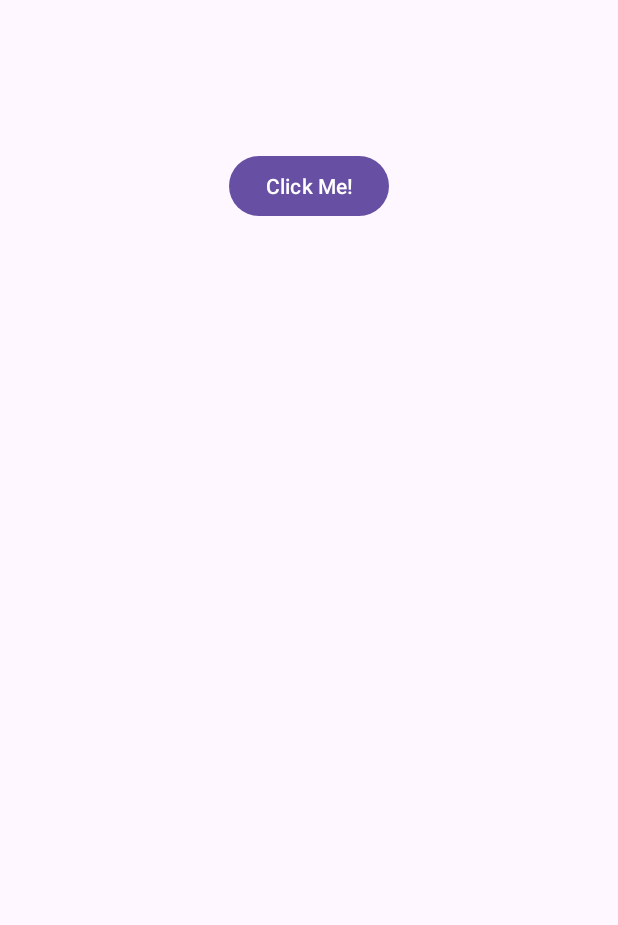
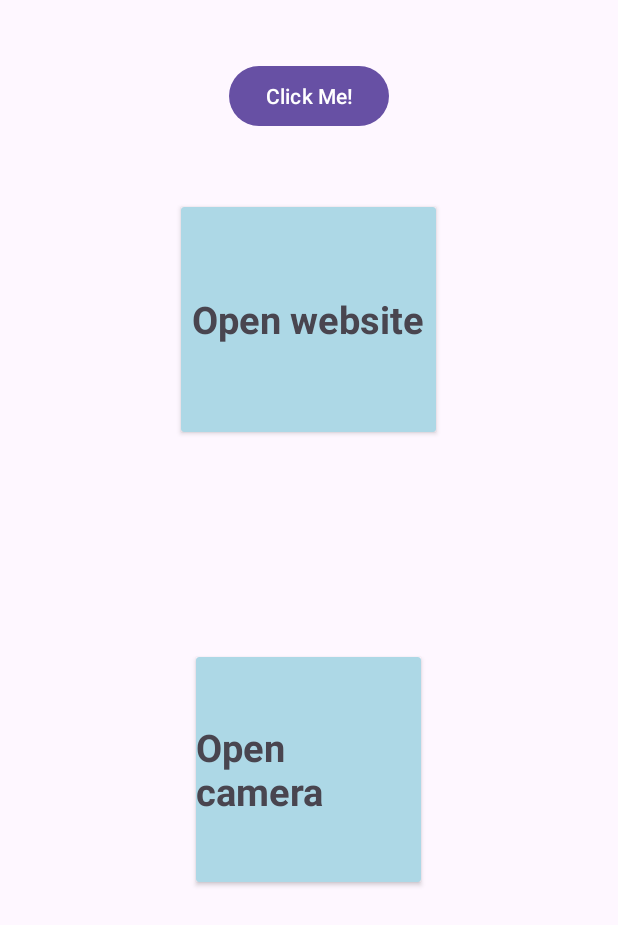
Before and after one commit to Fun6789/ProjectLearning, an Android app: the screen it shows after launch (MainActivity), on a phone screen of 412 x 824 dp. Shown: the top 925 px of the screen. Run offline under Robolectric (Android 15) with nearby library versions, the phone set to English and light mode, and no system bars.

Commit message:
Adding Implict Intent.

```diff
--- a/app/src/main/java/com/example/implictorexplictintent/MainActivity.kt
+++ b/app/src/main/java/com/example/implictorexplictintent/MainActivity.kt
@@ -1,10 +1,13 @@
 package com.example.implictorexplictintent
 
 import android.content.Intent
+import android.net.Uri
 import android.os.Bundle
+import android.provider.MediaStore
 import android.widget.Button
 import androidx.activity.enableEdgeToEdge
 import androidx.appcompat.app.AppCompatActivity
+import androidx.cardview.widget.CardView
 import androidx.core.view.ViewCompat
 import androidx.core.view.WindowInsetsCompat
 
@@ -14,8 +17,19 @@ class MainActivity : AppCompatActivity() {
         enableEdgeToEdge()
         setContentView(R.layout.activity_main)
         val button= findViewById<Button>(R.id.button)
+        val webButton= findViewById<CardView>(R.id.website)
+        val camera = findViewById<CardView>(R.id.camera)
         button.setOnClickListener {
-            intent= Intent(applicationContext,SecondActivity::class.java)
+         intent= Intent(applicationContext,SecondActivity::class.java)
+            startActivity(intent)
+        }
+        webButton.setOnClickListener {
+            val intent= Intent(Intent.ACTION_VIEW)
+            intent.data= Uri.parse("https://github.com/Fun6789")
+            startActivity(intent)
+        }
+        camera.setOnClickListener {
+            val intent= Intent(MediaStore.ACTION_IMAGE_CAPTURE)
             startActivity(intent)
         }
     }
--- a/app/src/main/res/layout/activity_main.xml
+++ b/app/src/main/res/layout/activity_main.xml
@@ -15,6 +15,44 @@
         android:layout_width="wrap_content"
         android:layout_height="wrap_content"
         android:text="Click Me!"
+        android:layout_marginTop="40dp"
+        android:layout_gravity="center"/>
+
+    <androidx.cardview.widget.CardView
+        android:layout_width="170dp"
+        android:layout_height="150dp"
+        android:backgroundTint="#ADD8E6"
+        android:layout_margin="50dp"
+        android:id="@+id/website"
+        android:layout_gravity="center"
+        >
+
+        <TextView
+            android:id="@+id/textView"
+            android:layout_width="wrap_content"
+            android:layout_height="wrap_content"
+            android:layout_gravity="center"
+            android:textStyle="bold"
+            android:textSize="25dp"
+            android:text="Open website" />
+    </androidx.cardview.widget.CardView>
+
+    <androidx.cardview.widget.CardView
+        android:layout_width="150dp"
+        android:layout_height="150dp"
+        android:backgroundTint="#ADD8E6"
+        android:layout_gravity="center"
+        android:id="@+id/camera"
         android:layout_marginTop="100dp"
-        android:layout_gravity="center"/>
+        >
+
+        <TextView
+            android:id="@+id/textView2"
+            android:layout_width="wrap_content"
+            android:layout_height="wrap_content"
+            android:layout_gravity="center"
+            android:textStyle="bold"
+            android:textSize="25dp"
+            android:text="Open camera" />
+    </androidx.cardview.widget.CardView>
 </LinearLayout>
```
